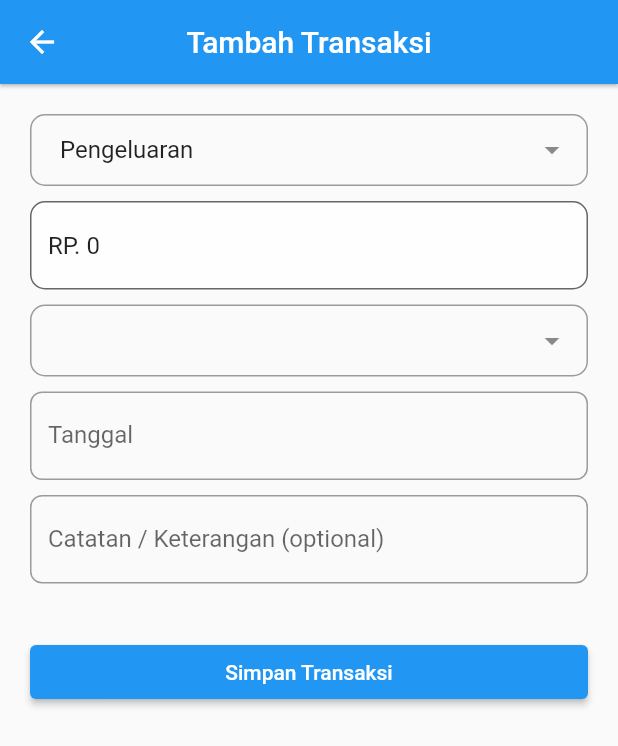
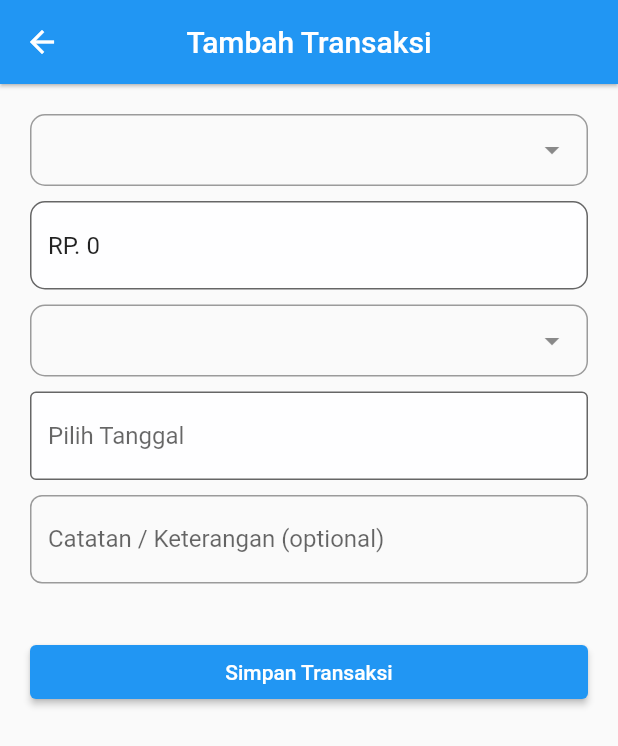
Before and after one commit to makayasa/catatan_keuangan, a Flutter app: the screen it shows after launch, after a tap on the "add" icon, on a phone screen of 412 x 824 dp. Shown: the top 746 px of the screen. Run offline on Flutter 3.47's test engine with Material 2 defaults, Android fonts, the phone set to English and light mode, and no system bars; drawn by our look-alikes of dropdown_search; our stand-ins replace flutter_masked_text2, get, sqflite; accounts and stored records are empty.

Commit message:
penambahan datepicker

```diff
--- a/lib/app/modules/home/controllers/home_controller.dart
+++ b/lib/app/modules/home/controllers/home_controller.dart
@@ -1,11 +1,21 @@
+import 'package:catatan_keuangan/app/data/database/database.dart';
 import 'package:get/get.dart';
 
 class HomeController extends GetxController {
   //TODO: Implement HomeController
+  var tes = 'tes'.obs;
+  List data = [].obs;
+
+  onDatabase() async {
+    data = await TransactionDatabase.instance.readAllTransaksi();
+    print(data);
+  }
 
   final count = 0.obs;
   @override
-  void onInit() {
+  void onInit() async {
+    onDatabase();
+    // await TransactionDatabase.instance.readAllTransaksi();
     super.onInit();
   }
 
@@ -16,5 +26,4 @@ class HomeController extends GetxController {
 
   @override
   void onClose() {}
-  void increment() => count.value++;
 }
--- a/lib/app/modules/home/views/home_view.dart
+++ b/lib/app/modules/home/views/home_view.dart
@@ -1,3 +1,4 @@
+import 'package:catatan_keuangan/app/data/database/database.dart';
 import 'package:catatan_keuangan/app/routes/app_pages.dart';
 import 'package:flutter/material.dart';
 
@@ -52,6 +53,10 @@ class HomeView extends GetView<HomeController> {
             height: 15,
           ),
           Pemisah(),
+          ElevatedButton(
+            child: Text('query'),
+            onPressed: () async {},
+          )
         ],
       ),
     );
--- a/lib/app/modules/home/widgets/info_banner.dart
+++ b/lib/app/modules/home/widgets/info_banner.dart
@@ -1,6 +1,9 @@
 import 'package:flutter/material.dart';
+import 'package:get/get.dart';
 
-class InfoBanner extends StatelessWidget {
+import '../controllers/home_controller.dart';
+
+class InfoBanner extends GetView<HomeController> {
   const InfoBanner({
     Key? key,
   }) : super(key: key);
@@ -30,7 +33,7 @@ class InfoBanner extends StatelessWidget {
                   // mainAxisAlignment: MainAxisAlignment.,
                   children: [
                     Text('Pengeluaran'),
-                    Text('Rp.500,000'),
+                    Text('${controller.tes.value}'),
                   ],
                 ),
                 Column(
--- a/lib/app/modules/tambah_transaksi/widgets/jenis_transaksi.dart
+++ b/lib/app/modules/tambah_transaksi/widgets/jenis_transaksi.dart
@@ -33,7 +33,7 @@ class JenisTransaksi extends GetView<TambahTransaksiController> {
         // print(value);
         controller.jenisTransaksi.value = value!;
       },
-      selectedItem: 'Pengeluaran',
+      // selectedItem: 'Pengeluaran',
     );
   }
 }
--- a/lib/app/modules/tambah_transaksi/widgets/tanggal.dart
+++ b/lib/app/modules/tambah_transaksi/widgets/tanggal.dart
@@ -9,17 +9,23 @@ class Tanggal extends GetView<TambahTransaksiController> {
   @override
   Widget build(BuildContext context) {
     return TextField(
+      controller: controller.tanggalFormatted,
+      readOnly: true,
+      onTap: () {
+        controller.selecDate(context);
+      },
       decoration: InputDecoration(
-        labelText: 'Tanggal',
-        // hintText: 'Berat Barang',
+        fillColor: Color(0xffFEFEFF),
+        filled: true,
         border: OutlineInputBorder(
-          borderRadius: BorderRadius.circular(8),
+          borderRadius: BorderRadius.circular(4),
         ),
+        hintText: 'Pilih Tanggal',
       ),
-      onChanged: (value) {
-        controller.tgl.value = value;
-        print(controller.tgl.value);
-      },
+      // onChanged: (value) {
+      //   controller.tgl.value = value;
+      //   print(controller.tgl.value);
+      // },
     );
   }
 }
--- a/lib/main.dart
+++ b/lib/main.dart
@@ -1,4 +1,5 @@
 import 'package:flutter/material.dart';
+import 'package:flutter_localizations/flutter_localizations.dart';
 
 import 'package:get/get.dart';
 
@@ -10,6 +11,14 @@ void main() {
       title: "Application",
       initialRoute: AppPages.INITIAL,
       getPages: AppPages.routes,
+      // localizationsDelegates: <LocalizationsDelegate<dynamic>>[
+      //   GlobalMaterialLocalizations.delegate,
+      //   GlobalWidgetsLocalizations.delegate,
+      // ],
+      // supportedLocales: [
+      //   Locale('id', 'ID'),
+      // ],
+      locale: Locale('id', 'ID'),
     ),
   );
 }
```
Also changed, not shown: lib/app/modules/tambah_transaksi/controllers/tambah_transaksi_controller.dart (+56 -3 lines), lib/app/modules/tambah_transaksi/views/tambah_transaksi_view.dart (+4 -11 lines), pubspec.yaml (+9 -5 lines), pubspec.lock, 1 other file.
